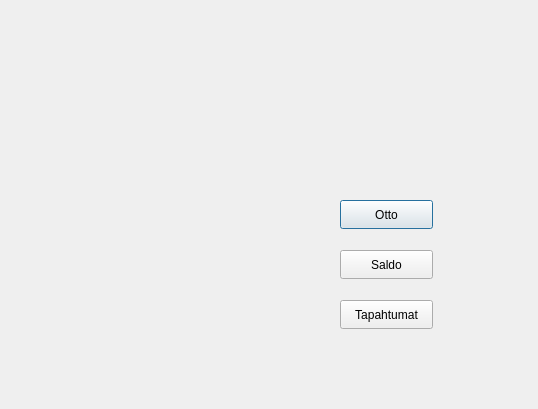
First picture: the form in bank-automat/valitse.ui, repository Arttupirila/pankkiprojekti, before the edit.
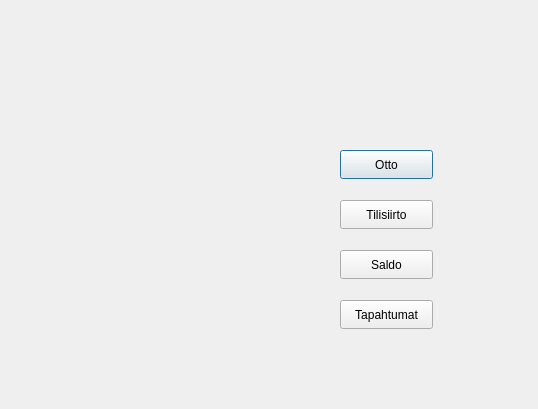
Second picture: the form after the edit.

Patch:
```diff
--- a/bank-automat/valitse.ui
+++ b/bank-automat/valitse.ui
@@ -17,7 +17,7 @@
    <property name="geometry">
     <rect>
      <x>340</x>
-     <y>200</y>
+     <y>150</y>
      <width>93</width>
      <height>29</height>
     </rect>
@@ -52,6 +52,19 @@
     <string>Tapahtumat</string>
    </property>
   </widget>
+  <widget class="QPushButton" name="btnSiirto">
+   <property name="geometry">
+    <rect>
+     <x>340</x>
+     <y>200</y>
+     <width>93</width>
+     <height>29</height>
+    </rect>
+   </property>
+   <property name="text">
+    <string>Tilisiirto</string>
+   </property>
+  </widget>
  </widget>
  <resources/>
  <connections/>
```
Left out of the diff: 2 changed lines with no effect on the pictures.
